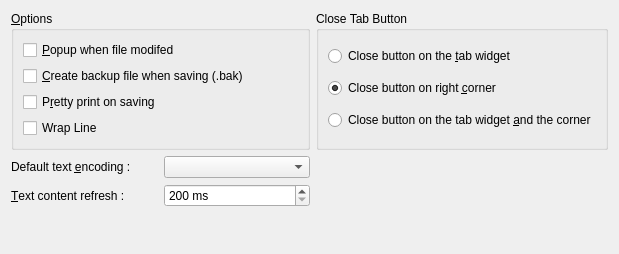
Old version of the form xinx/customdialog/ui/customeditor.ui in the repository phoenix741/xinx.
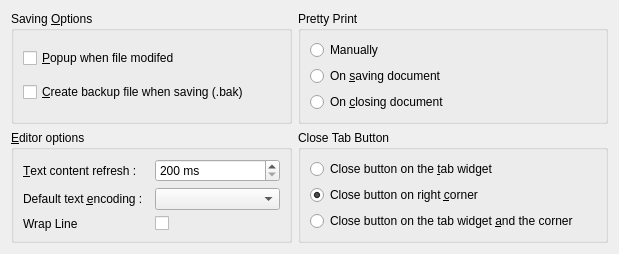
New version of the form. Icons and pictures are not drawn.

Patch:
```diff
--- a/xinx/customdialog/ui/customeditor.ui
+++ b/xinx/customdialog/ui/customeditor.ui
@@ -13,48 +13,109 @@
   <property name="windowTitle">
    <string>Editor</string>
   </property>
-  <layout class="QGridLayout" name="gridLayout">
-   <item row="0" column="0" colspan="2">
-    <widget class="QGroupBox" name="groupBox_3">
+  <layout class="QGridLayout" name="gridLayout_2">
+   <item row="0" column="2" colspan="2">
+    <widget class="QGroupBox" name="groupBox">
      <property name="title">
-      <string>&amp;Options</string>
+      <string>Pretty Print</string>
      </property>
-     <layout class="QVBoxLayout" name="_2">
+     <layout class="QVBoxLayout" name="verticalLayout">
       <item>
-       <widget class="QCheckBox" name="m_popupWhenFileModifiedCheckBox">
-        <property name="whatsThis">
-         <string>&lt;p&gt;Alert user when the file is modified by an extern application. The user has the choice to open the new file (&lt;u&gt;and loose his change&lt;/u&gt;) or keep current file.&lt;/p&gt;</string>
-        </property>
+       <widget class="QRadioButton" name="m_prettyPrintNeverRadioButton">
         <property name="text">
-         <string>&amp;Popup when file modifed</string>
+         <string>Manually</string>
         </property>
        </widget>
       </item>
       <item>
-       <widget class="QCheckBox" name="m_createBakCheckBox">
+       <widget class="QRadioButton" name="m_prettyPrintOnSavingRadioButton">
         <property name="whatsThis">
          <string>&lt;p&gt;Create a backup file before saving the file. The backup file is stored in the same directory that the original file. &lt;/p&gt;
 &lt;p&gt;The backup is created by copy the modified file before he his saved.&lt;/p&gt;</string>
         </property>
         <property name="text">
-         <string>&amp;Create backup file when saving (.bak)</string>
+         <string>On &amp;saving document</string>
         </property>
        </widget>
       </item>
       <item>
-       <widget class="QCheckBox" name="m_prettyPrintOnSavingCheckBox">
+       <widget class="QRadioButton" name="m_prettyPrintOnClosingRadioButton">
         <property name="whatsThis">
          <string>&lt;p&gt;If the box is checked, when saving the file, &lt;b&gt;XINX &lt;/b&gt;apply the pretty print function on the text. This format the code on saving file. &lt;/p&gt;
 &lt;p&gt;&lt;i&gt;Saving file can be slower.&lt;/i&gt;&lt;/p&gt;</string>
         </property>
         <property name="text">
-         <string>P&amp;retty print on saving</string>
+         <string>On &amp;closing document</string>
         </property>
        </widget>
       </item>
-      <item>
+     </layout>
+    </widget>
+   </item>
+   <item row="1" column="0" rowspan="2" colspan="2">
+    <widget class="QGroupBox" name="groupBox_2">
+     <property name="title">
+      <string>&amp;Editor options</string>
+     </property>
+     <layout class="QGridLayout" name="gridLayout">
+      <item row="0" column="0">
+       <widget class="QLabel" name="label_21">
+        <property name="text">
+         <string>&amp;Text content refresh :</string>
+        </property>
+        <property name="buddy">
+         <cstring>m_refreshContentTimeoutSpinBox</cstring>
+        </property>
+       </widget>
+      </item>
+      <item row="0" column="1">
+       <widget class="QSpinBox" name="m_refreshContentTimeoutSpinBox">
+        <property name="whatsThis">
+         <string>Number of ms to wait before reloading of the editor content. This timeout is reseted when you hit your keyboard.</string>
+        </property>
+        <property name="suffix">
+         <string> ms</string>
+        </property>
+        <property name="minimum">
+         <number>200</number>
+        </property>
+        <property name="maximum">
+         <number>10000</number>
+        </property>
+        <property name="singleStep">
+         <number>10</number>
+        </property>
+       </widget>
+      </item>
+      <item row="1" column="0">
+       <widget class="QLabel" name="label_15">
+        <property name="text">
+         <string>Default text &amp;encoding :</string>
+        </property>
+        <property name="buddy">
+         <cstring>m_encodingComboBox</cstring>
+        </property>
+       </widget>
+      </item>
+      <item row="1" column="1">
+       <widget class="QComboBox" name="m_encodingComboBox">
+        <property name="whatsThis">
+         <string>&lt;p&gt;Choose the default text encoding, when the text encoding can't be found.
+
+&lt;i&gt;Some editor, can redefined the text encoding (ie: XML and derivated editor). This encoding is used by editor as JavaScript and other&lt;/i&gt;&lt;/p&gt;</string>
+        </property>
+       </widget>
+      </item>
+      <item row="2" column="1">
        <widget class="QCheckBox" name="m_wrapLineChk">
         <property name="text">
+         <string/>
+        </property>
+       </widget>
+      </item>
+      <item row="2" column="0">
+       <widget class="QLabel" name="label">
+        <property name="text">
          <string>Wrap Line</string>
         </property>
        </widget>
@@ -62,7 +123,7 @@
      </layout>
     </widget>
    </item>
-   <item row="0" column="2">
+   <item row="1" column="2" rowspan="2" colspan="2">
     <widget class="QGroupBox" name="m_closeBtnGrp">
      <property name="title">
       <string>Close Tab Button</string>
@@ -104,55 +165,7 @@
      </layout>
     </widget>
    </item>
-   <item row="1" column="0">
-    <widget class="QLabel" name="label_15">
-     <property name="text">
-      <string>Default text &amp;encoding :</string>
-     </property>
-     <property name="buddy">
-      <cstring>m_encodingComboBox</cstring>
-     </property>
-    </widget>
-   </item>
-   <item row="1" column="1">
-    <widget class="QComboBox" name="m_encodingComboBox">
-     <property name="whatsThis">
-      <string>&lt;p&gt;Choose the default text encoding, when the text encoding can't be found.
-
-&lt;i&gt;Some editor, can redefined the text encoding (ie: XML and derivated editor). This encoding is used by editor as JavaScript and other&lt;/i&gt;&lt;/p&gt;</string>
-     </property>
-    </widget>
-   </item>
-   <item row="2" column="0">
-    <widget class="QLabel" name="label_21">
-     <property name="text">
-      <string>&amp;Text content refresh :</string>
-     </property>
-     <property name="buddy">
-      <cstring>m_refreshContentTimeoutSpinBox</cstring>
-     </property>
-    </widget>
-   </item>
-   <item row="2" column="1">
-    <widget class="QSpinBox" name="m_refreshContentTimeoutSpinBox">
-     <property name="whatsThis">
-      <string>Number of ms to wait before reloading of the editor content. This timeout is reseted when you hit your keyboard.</string>
-     </property>
-     <property name="suffix">
-      <string> ms</string>
-     </property>
-     <property name="minimum">
-      <number>200</number>
-     </property>
-     <property name="maximum">
-      <number>10000</number>
-     </property>
-     <property name="singleStep">
-      <number>10</number>
-     </property>
-    </widget>
-   </item>
-   <item row="3" column="1" colspan="2">
+   <item row="3" column="3">
     <spacer name="spacer">
      <property name="orientation">
       <enum>Qt::Vertical</enum>
@@ -165,6 +178,36 @@
      </property>
     </spacer>
    </item>
+   <item row="0" column="0" colspan="2">
+    <widget class="QGroupBox" name="groupBox_3">
+     <property name="title">
+      <string>Saving &amp;Options</string>
+     </property>
+     <layout class="QVBoxLayout" name="_2">
+      <item>
+       <widget class="QCheckBox" name="m_popupWhenFileModifiedCheckBox">
+        <property name="whatsThis">
+         <string>&lt;p&gt;Alert user when the file is modified by an extern application. The user has the choice to open the new file (&lt;u&gt;and loose his change&lt;/u&gt;) or keep current file.&lt;/p&gt;</string>
+        </property>
+        <property name="text">
+         <string>&amp;Popup when file modifed</string>
+        </property>
+       </widget>
+      </item>
+      <item>
+       <widget class="QCheckBox" name="m_createBakCheckBox">
+        <property name="whatsThis">
+         <string>&lt;p&gt;Create a backup file before saving the file. The backup file is stored in the same directory that the original file. &lt;/p&gt;
+&lt;p&gt;The backup is created by copy the modified file before he his saved.&lt;/p&gt;</string>
+        </property>
+        <property name="text">
+         <string>&amp;Create backup file when saving (.bak)</string>
+        </property>
+       </widget>
+      </item>
+     </layout>
+    </widget>
+   </item>
   </layout>
  </widget>
  <resources/>
```
Left out of the diff: 7 changed lines with no effect on the pictures.
